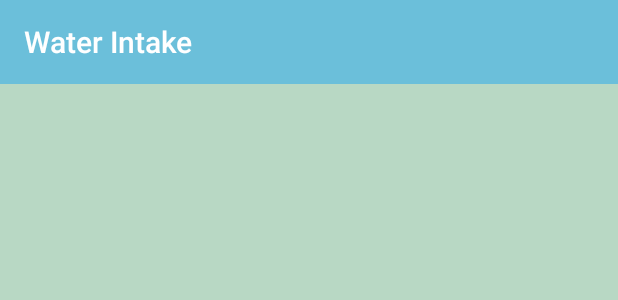
After one commit to mary1afshar/ForgetMeNot, an Android app: the layout activity_water_intake.xml on its own in the app's theme, with its tools: preview values and no code run, on a phone screen of 412 x 824 dp. The commit adds this screen. Shown: the top 300 px of the screen. Run offline under Robolectric (Android 15) with nearby library versions, the phone set to English and light mode, and no system bars.

Commit message:
added new activity when you press water intake button

```diff
--- /dev/null
+++ b/app/src/main/res/layout/activity_water_intake.xml
@@ -0,0 +1,24 @@
+<?xml version="1.0" encoding="utf-8"?>
+<androidx.constraintlayout.widget.ConstraintLayout xmlns:android="http://schemas.android.com/apk/res/android"
+    xmlns:app="http://schemas.android.com/apk/res-auto"
+    xmlns:tools="http://schemas.android.com/tools"
+    android:layout_width="match_parent"
+    android:layout_height="match_parent"
+    tools:context=".WaterIntakeActivity"
+    android:background="#A494C6A7" >
+
+    <androidx.appcompat.widget.Toolbar
+        android:id="@+id/toolbar"
+        android:layout_width="match_parent"
+        android:layout_height="wrap_content"
+        android:background="#B34BB5E4"
+        android:fitsSystemWindows="true"
+        android:minHeight="?attr/actionBarSize"
+        app:layout_constraintEnd_toEndOf="parent"
+        app:layout_constraintStart_toStartOf="parent"
+        app:layout_constraintTop_toTopOf="parent"
+        app:title="@string/WaterIntake"
+        app:titleTextColor="@android:color/white">
+    </androidx.appcompat.widget.Toolbar>
+
+</androidx.constraintlayout.widget.ConstraintLayout>
--- a/app/src/main/res/values/strings.xml
+++ b/app/src/main/res/values/strings.xml
@@ -1,3 +1,8 @@
 <resources>
     <string name="app_name">ForgetMeNot</string>
+    <string name="WaterIntake">Water Intake</string>
+    <string name="WaterIntakeButton">WATER INTAKE</string>
+    <string name="WorkoutButton">WORKOUT</string>
+    <string name="HandWashingButton">HAND- WASHING</string>
+    <string name="SleepSchedule">SLEEP SCHEDULE</string>
 </resources>
```
Also changed, not shown: app/src/main/AndroidManifest.xml (+6 -5 lines), app/src/main/java/com/defhacks/forgetmenot/BaseActivity.java (added, +18 -0 lines), app/src/main/java/com/defhacks/forgetmenot/MainActivity.java (+7 -3 lines), app/src/main/java/com/defhacks/forgetmenot/WaterIntakeActivity.java (added, +15 -0 lines), app/src/main/res/layout/activity_main.xml (+6 -5 lines).
